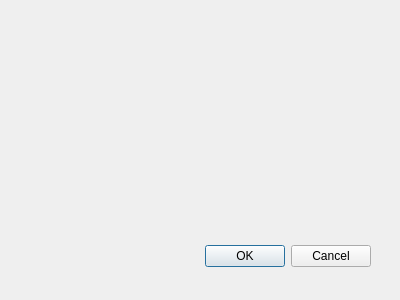
Old version of the form qgis/interlis/ui_interlis.ui in the repository sourcepole/ogrtools.
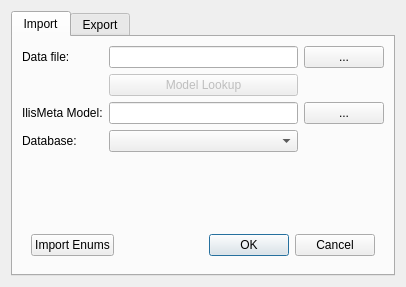
New version of the form.

Commit message: Import dialog

```diff
--- a/qgis/interlis/ui_interlis.ui
+++ b/qgis/interlis/ui_interlis.ui
@@ -1,33 +1,141 @@
 <ui version="4.0" >
  <class>Interlis</class>
- <widget class="QDialog" name="Interlis" >
-  <property name="geometry" >
+ <widget class="QDialog" name="Interlis">
+  <property name="geometry">
    <rect>
     <x>0</x>
     <y>0</y>
-    <width>400</width>
-    <height>300</height>
+    <width>406</width>
+    <height>287</height>
    </rect>
   </property>
   <property name="windowTitle" >
    <string>Interlis</string>
   </property>
-  <widget class="QDialogButtonBox" name="buttonBox" >
-   <property name="geometry" >
-    <rect>
-     <x>30</x>
-     <y>240</y>
-     <width>341</width>
-     <height>32</height>
-    </rect>
-   </property>
-   <property name="orientation" >
-    <enum>Qt::Horizontal</enum>
-   </property>
-   <property name="standardButtons" >
-    <set>QDialogButtonBox::Cancel|QDialogButtonBox::Ok</set>
-   </property>
-  </widget>
+  <layout class="QVBoxLayout" name="verticalLayout">
+   <item>
+    <widget class="QTabWidget" name="tabWidget">
+     <property name="enabled">
+      <bool>true</bool>
+     </property>
+     <property name="currentIndex">
+      <number>0</number>
+     </property>
+     <widget class="QWidget" name="importtab">
+      <attribute name="title">
+       <string>Import</string>
+      </attribute>
+      <layout class="QGridLayout" name="gridLayout_2">
+       <item row="0" column="0">
+        <layout class="QGridLayout" name="gridLayout">
+         <item row="1" column="1">
+          <widget class="QPushButton" name="pushButton">
+           <property name="enabled">
+            <bool>false</bool>
+           </property>
+           <property name="text">
+            <string>Model Lookup</string>
+           </property>
+          </widget>
+         </item>
+         <item row="0" column="0">
+          <widget class="QLabel" name="mDataFileLabel">
+           <property name="text">
+            <string>Data file:</string>
+           </property>
+          </widget>
+         </item>
+         <item row="0" column="1">
+          <widget class="QLineEdit" name="mDataLineEdit"/>
+         </item>
+         <item row="4" column="1">
+          <widget class="QComboBox" name="cbDbConnections"/>
+         </item>
+         <item row="2" column="0">
+          <widget class="QLabel" name="mModelFileLabel">
+           <property name="text">
+            <string>IlisMeta Model:</string>
+           </property>
+          </widget>
+         </item>
+         <item row="0" column="2">
+          <widget class="QPushButton" name="mDataFileButton">
+           <property name="text">
+            <string>...</string>
+           </property>
+          </widget>
+         </item>
+         <item row="2" column="1">
+          <widget class="QLineEdit" name="mModelLineEdit"/>
+         </item>
+         <item row="2" column="2">
+          <widget class="QPushButton" name="mModelFileButton">
+           <property name="text">
+            <string>...</string>
+           </property>
+          </widget>
+         </item>
+         <item row="4" column="0">
+          <widget class="QLabel" name="label">
+           <property name="text">
+            <string>Database:</string>
+           </property>
+          </widget>
+         </item>
+        </layout>
+       </item>
+       <item row="3" column="0">
+        <widget class="QFrame" name="frame">
+         <property name="frameShape">
+          <enum>QFrame::NoFrame</enum>
+         </property>
+         <property name="frameShadow">
+          <enum>QFrame::Raised</enum>
+         </property>
+         <layout class="QGridLayout" name="gridLayout_3">
+          <item row="1" column="0">
+           <widget class="QPushButton" name="pushButton_2">
+            <property name="text">
+             <string>Import Enums</string>
+            </property>
+           </widget>
+          </item>
+          <item row="1" column="1">
+           <widget class="QDialogButtonBox" name="buttonBox">
+            <property name="orientation">
+             <enum>Qt::Horizontal</enum>
+            </property>
+            <property name="standardButtons">
+             <set>QDialogButtonBox::Cancel|QDialogButtonBox::Ok</set>
+            </property>
+           </widget>
+          </item>
+          <item row="0" column="1">
+           <spacer name="verticalSpacer">
+            <property name="orientation">
+             <enum>Qt::Vertical</enum>
+            </property>
+            <property name="sizeHint" stdset="0">
+             <size>
+              <width>20</width>
+              <height>40</height>
+             </size>
+            </property>
+           </spacer>
+          </item>
+         </layout>
+        </widget>
+       </item>
+      </layout>
+     </widget>
+     <widget class="QWidget" name="exporttab">
+      <attribute name="title">
+       <string>Export</string>
+      </attribute>
+     </widget>
+    </widget>
+   </item>
+  </layout>
  </widget>
  <resources/>
  <connections>
```
Left out of the diff: 13 changed lines with no effect on the pictures. The commit also changes 4 other files.
